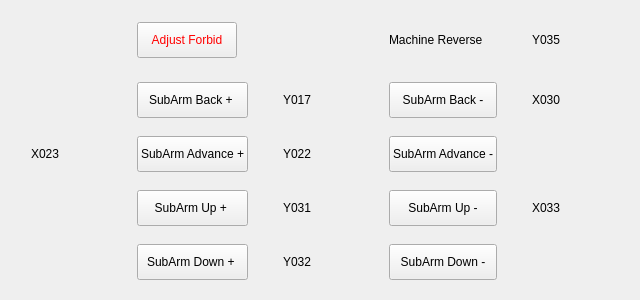
First picture: the form in hcmanualoperation/hcmanualadjustframe_5.ui, repository dongdong-2009/3-5AxisRobot, before the edit.
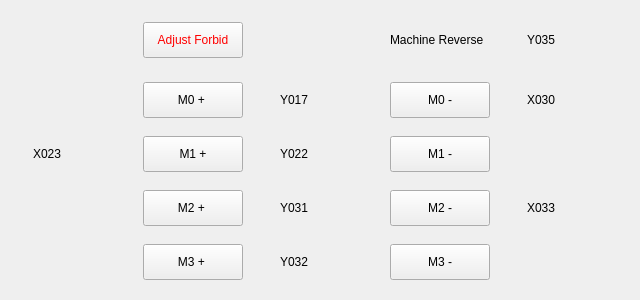
Second picture: the form after the edit. Icons and pictures are not drawn.

```diff
--- a/hcmanualoperation/hcmanualadjustframe_5.ui
+++ b/hcmanualoperation/hcmanualadjustframe_5.ui
@@ -466,7 +466,7 @@
       </size>
      </property>
      <property name="text">
-      <string>SubArm Advance +</string>
+      <string>M1 +</string>
      </property>
      <property name="autoRepeat">
       <bool>true</bool>
@@ -497,7 +497,7 @@
       </size>
      </property>
      <property name="text">
-      <string>SubArm Advance -</string>
+      <string>M1 -</string>
      </property>
      <property name="autoRepeat">
       <bool>true</bool>
@@ -528,7 +528,7 @@
       </size>
      </property>
      <property name="text">
-      <string>SubArm Back + </string>
+      <string>M0 + </string>
      </property>
      <property name="autoRepeat">
       <bool>true</bool>
@@ -559,7 +559,7 @@
       </size>
      </property>
      <property name="text">
-      <string>SubArm Back -</string>
+      <string>M0 -</string>
      </property>
      <property name="autoRepeat">
       <bool>true</bool>
@@ -590,7 +590,7 @@
       </size>
      </property>
      <property name="text">
-      <string>SubArm Down + </string>
+      <string>M3 + </string>
      </property>
      <property name="autoRepeat">
       <bool>true</bool>
@@ -621,7 +621,7 @@
       </size>
      </property>
      <property name="text">
-      <string>SubArm Down -</string>
+      <string>M3 -</string>
      </property>
      <property name="autoRepeat">
       <bool>true</bool>
@@ -652,7 +652,7 @@
       </size>
      </property>
      <property name="text">
-      <string>SubArm Up + </string>
+      <string>M2 + </string>
      </property>
      <property name="autoRepeat">
       <bool>true</bool>
@@ -683,7 +683,7 @@
       </size>
      </property>
      <property name="text">
-      <string>SubArm Up -</string>
+      <string>M2 -</string>
      </property>
      <property name="autoRepeat">
       <bool>true</bool>
```
Left out of the diff: 22 changed lines with no effect on the pictures.
